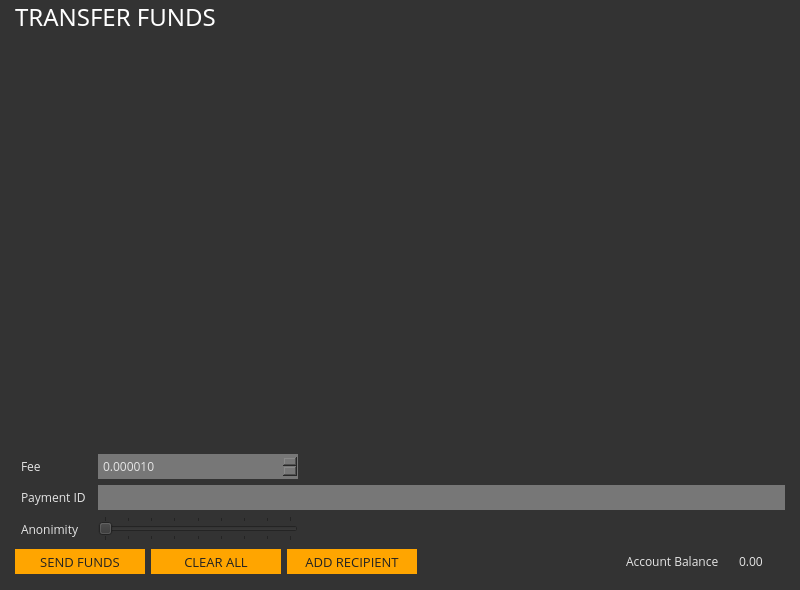
ConcealNetwork/conceal-desktop, file src/gui/ui/sendframe.ui: the form before one commit.
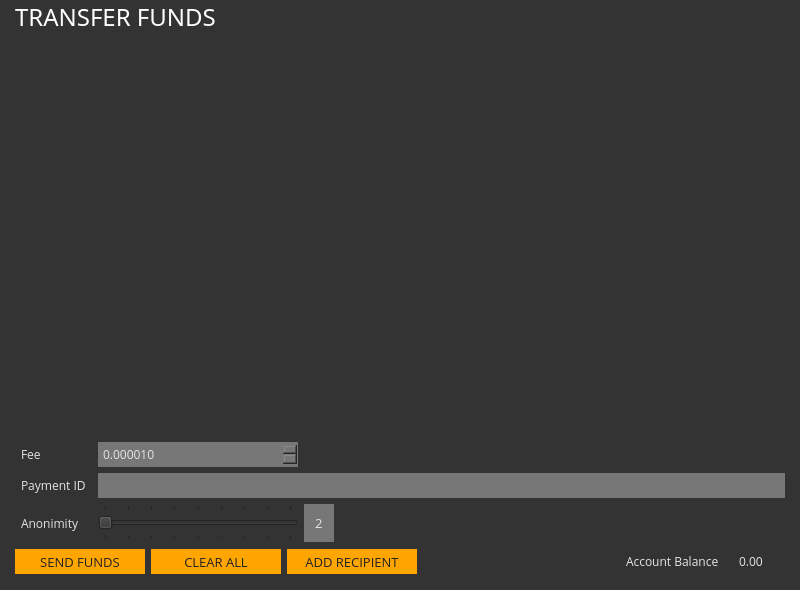
The form after the commit.

The edit to the form file:
```diff
--- a/src/gui/ui/sendframe.ui
+++ b/src/gui/ui/sendframe.ui
@@ -80,7 +80,7 @@
         <x>0</x>
         <y>0</y>
         <width>770</width>
-        <height>393</height>
+        <height>395</height>
        </rect>
       </property>
       <layout class="QVBoxLayout" name="m_send_frame_layout">
@@ -136,6 +136,12 @@
      </item>
      <item row="1" column="1" colspan="3">
       <widget class="QLineEdit" name="m_paymentIdEdit">
+       <property name="minimumSize">
+        <size>
+         <width>0</width>
+         <height>25</height>
+        </size>
+       </property>
        <property name="font">
         <font>
          <family>Open Sans</family>
@@ -143,7 +149,7 @@
         </font>
        </property>
        <property name="styleSheet">
-        <string notr="true">padding: 3px; background-color: #777; color: #e5e5e5;</string>
+        <string notr="true">padding: 3px; background-color: #777; border: 0px;</string>
        </property>
       </widget>
      </item>
@@ -181,6 +187,12 @@
      </item>
      <item row="2" column="1">
       <widget class="QSlider" name="m_mixinSlider">
+       <property name="minimumSize">
+        <size>
+         <width>0</width>
+         <height>35</height>
+        </size>
+       </property>
        <property name="maximumSize">
         <size>
          <width>200</width>
@@ -193,6 +205,9 @@
          <pointsize>9</pointsize>
         </font>
        </property>
+       <property name="styleSheet">
+        <string notr="true">padding: 3px; border: 0px;</string>
+       </property>
        <property name="minimum">
         <number>2</number>
        </property>
@@ -221,6 +236,12 @@
      </item>
      <item row="2" column="2">
       <widget class="QLineEdit" name="m_mixinEdit">
+       <property name="minimumSize">
+        <size>
+         <width>0</width>
+         <height>38</height>
+        </size>
+       </property>
        <property name="maximumSize">
         <size>
          <width>30</width>
@@ -234,10 +255,10 @@
         </font>
        </property>
        <property name="styleSheet">
-        <string notr="true">padding: 3px;</string>
+        <string notr="true">padding: 3px; background-color: #777; border: 0px;</string>
        </property>
        <property name="text">
-        <string notr="true"/>
+        <string notr="true">2</string>
        </property>
        <property name="maxLength">
         <number>5</number>
@@ -268,6 +289,12 @@
      </item>
      <item row="0" column="1">
       <widget class="QDoubleSpinBox" name="m_feeSpin">
+       <property name="minimumSize">
+        <size>
+         <width>0</width>
+         <height>25</height>
+        </size>
+       </property>
        <property name="font">
         <font>
          <family>Open Sans</family>
@@ -275,7 +302,7 @@
         </font>
        </property>
        <property name="styleSheet">
-        <string notr="true">padding: 3px; background-color: #777; color: #e5e5e5;</string>
+        <string notr="true">padding: 3px; background-color: #777; border: 0px;</string>
        </property>
        <property name="decimals">
         <number>6</number>
```
